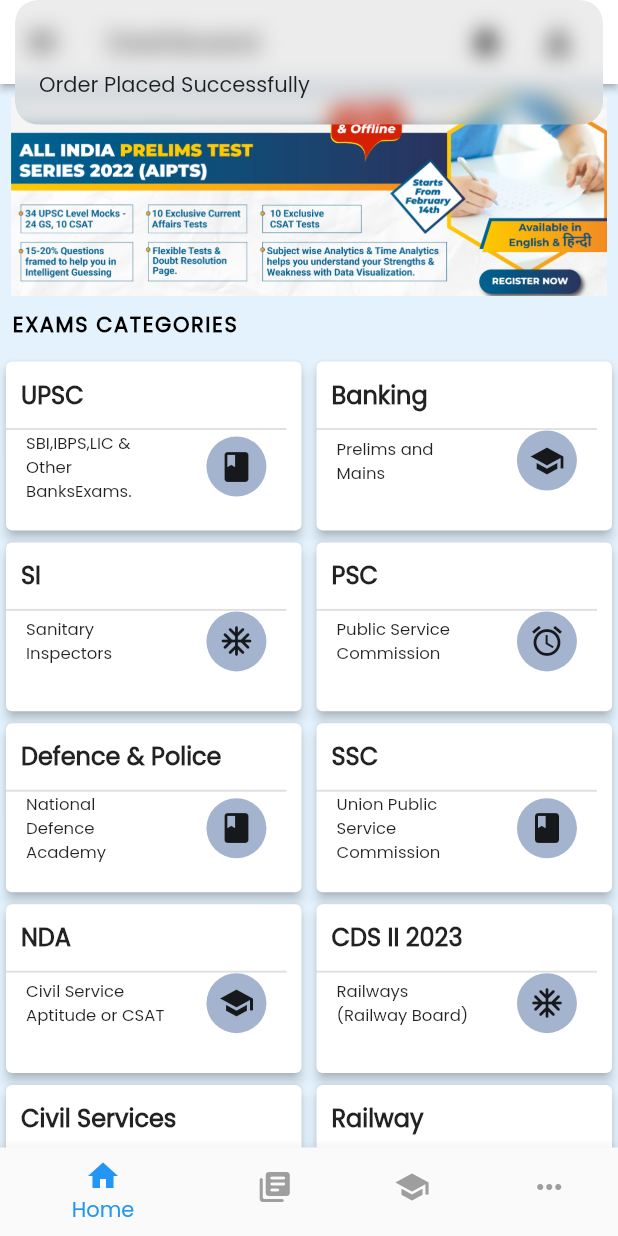
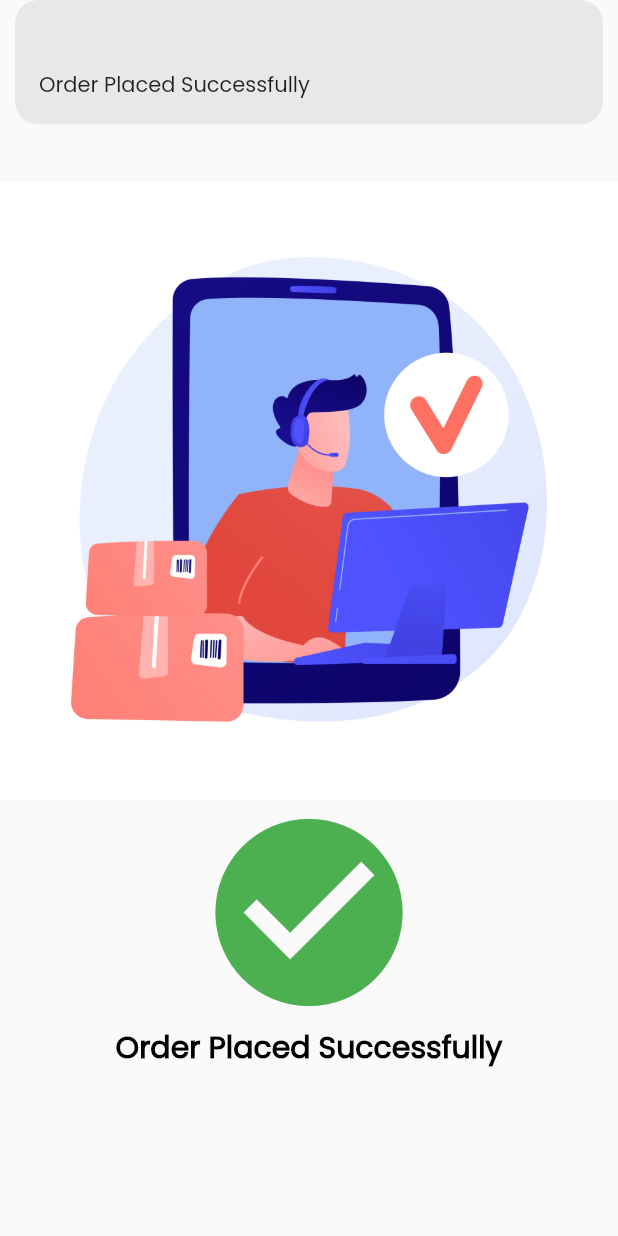
Before and after one commit to Nikhilsahu05/national-digital-notes, a Flutter app: the AddToCartView screen opened directly with empty values, after a tap on the "add" icon, after a tap on "Checkout (₹ 999)", on a phone screen of 412 x 824 dp. Run offline on Flutter 3.47's test engine with Material 2 defaults, Android fonts, the phone set to English and light mode, and no system bars; drawn by our look-alikes of carousel_slider; our stand-ins replace dots_indicator, get, introduction_screen; missing offline and left inert: esys_flutter_share_plus, syncfusion_flutter_pdfviewer.

Commit message:
NDN add to cart method added, order placed screen added , etc NDNC

```diff
--- a/lib/main.dart
+++ b/lib/main.dart
@@ -28,7 +28,7 @@ class MyApp extends StatelessWidget {
         // is not restarted.
         primarySwatch: Colors.blue,
       ),
-      home: SplashScreen(),
+      home: const SplashScreen(),
     );
   }
 }
--- a/lib/views/add_to_cart_views/add_to_cart_views.dart
+++ b/lib/views/add_to_cart_views/add_to_cart_views.dart
@@ -1,9 +1,10 @@
 import 'package:flutter/foundation.dart';
 import 'package:flutter/material.dart';
 import 'package:get/get.dart';
-import 'package:get/get_core/src/get_main.dart';
-import 'package:national_digital_notes/views/dashboard_screen/dashboard_view.dart';
+import 'package:national_digital_notes/controllers/address_controller.dart';
 import 'package:national_digital_notes/views/specific_book_details_screen/add_address_screen.dart';
+
+import '../order_placed_screen/order_placed_view.dart';
 
 class AddToCartView extends StatefulWidget {
   String bookName;
@@ -11,7 +12,10 @@ class AddToCartView extends StatefulWidget {
   String category;
 
   AddToCartView(
-      {required this.category, required this.bookName, required this.imageURL});
+      {super.key,
+      required this.category,
+      required this.bookName,
+      required this.imageURL});
 
   @override
   State<AddToCartView> createState() => _AddToCartViewState();
@@ -19,14 +23,18 @@ class AddToCartView extends StatefulWidget {
 
 class _AddToCartViewState extends State<AddToCartView> {
   int qn = 0;
+  AddressController addressController = Get.put(AddressController());
+  String? payment;
 
   @override
   Widget build(BuildContext context) {
     return Scaffold(
+      // backgroundColor: Colors.blue.shade50,
       appBar: AppBar(
-        title: Text("Order Details"),
+        title: const Text("Order Details"),
       ),
-      body: SingleChildScrollView(
+      body: Obx(
+        () => SingleChildScrollView(
           child: Padding(
             padding: const EdgeInsets.symmetric(horizontal: 8.0),
             child: Column(
@@ -144,12 +152,12 @@ class _AddToCartViewState extends State<AddToCartView> {
                                               }
                                             });
                                           },
-                                        icon: Icon(
+                                          icon: const Icon(
                                             Icons.remove,
                                             size: 20,
                                           )),
                                     ),
-                                  Text("${qn}"),
+                                    Text("$qn"),
                                     Container(
                                       decoration: BoxDecoration(
                                           color: Colors.grey.shade300,
@@ -160,14 +168,14 @@ class _AddToCartViewState extends State<AddToCartView> {
                                               qn++;
                                             });
                                           },
-                                        icon: Icon(
+                                          icon: const Icon(
                                             Icons.add,
                                             size: 20,
                                           )),
                                     ),
                                     IconButton(
                                         onPressed: () {},
-                                      icon: Icon(Icons.delete))
+                                        icon: const Icon(Icons.delete))
                                   ],
                                 )),
                           ],
@@ -197,21 +205,63 @@ class _AddToCartViewState extends State<AddToCartView> {
                       mainAxisAlignment: MainAxisAlignment.start,
                       crossAxisAlignment: CrossAxisAlignment.start,
                       children: [
+                        Row(
+                          mainAxisAlignment: MainAxisAlignment.spaceBetween,
+                          children: [
                             const Text(
                               "Delivery Location",
-                        style: TextStyle(color: Colors.black, fontSize: 16),
+                              style:
+                                  TextStyle(color: Colors.black, fontSize: 16),
                             ),
+                            if (addressController.addedAddressList.isNotEmpty)
+                              IconButton(
+                                  onPressed: () {
+                                    Get.to(AddAddressScreen());
+                                  },
+                                  icon: Icon(Icons.add))
+                          ],
+                        ),
+                        if (addressController.addedAddressList.isEmpty)
                           ListTile(
                             onTap: () {
                               Get.to(const AddAddressScreen());
                             },
                             leading: const Icon(Icons.gps_fixed),
-                        title: const Text("Immersive Infotech, Indore"),
-                        subtitle: const Text("Atulya IT park"),
+                            title: const Text("No Address added"),
+                            subtitle: const Text("Tap on the icon to add"),
+                            trailing: const Icon(
+                              Icons.add,
+                              size: 20,
+                            ),
+                          ),
+                        if (addressController.addedAddressList.isNotEmpty)
+                          Obx(
+                            () => ListView.builder(
+                                shrinkWrap: true,
+                                itemCount:
+                                    addressController.addedAddressList.length,
+                                itemBuilder: (context, index) {
+                                  return ListTile(
+                                    selected:
+                                        addressController.indexOfTile.value ==
+                                                index
+                                            ? true
+                                            : false,
+                                    onTap: () {
+                                      addressController.indexOfTile.value =
+                                          index;
+                                    },
+                                    leading: const Icon(Icons.gps_fixed),
+                                    title: Text(
+                                        "${addressController.addedAddressList[index]['name']}, ${addressController.addedAddressList[index]['fullAddress']}"),
+                                    subtitle: Text(
+                                        "${addressController.addedAddressList[index]['houseNumber']}, ${addressController.addedAddressList[index]['city']}, ${addressController.addedAddressList[index]['state']}"),
                                     trailing: const Icon(
                                       Icons.arrow_forward_ios_sharp,
                                       size: 16,
                                     ),
+                                  );
+                                }),
                           ),
                       ],
                     ),
@@ -236,14 +286,33 @@ class _AddToCartViewState extends State<AddToCartView> {
                           "Payment Method",
                           style: TextStyle(color: Colors.black, fontSize: 16),
                         ),
-                      ListTile(
-                        leading: Icon(Icons.credit_card),
-                        title: Text("VISA Classic"),
-                        subtitle: Text("******0981"),
-                        trailing: Icon(
-                          Icons.arrow_forward_ios_sharp,
-                          size: 16,
+                        Row(
+                          children: [
+                            Flexible(
+                              child: RadioListTile(
+                                title: Text("Online"),
+                                value: "Online",
+                                groupValue: payment,
+                                onChanged: (value) {
+                                  setState(() {
+                                    payment = value.toString();
+                                  });
+                                },
                               ),
+                            ),
+                            Flexible(
+                              child: RadioListTile(
+                                title: Text("Offline"),
+                                value: "Offline",
+                                groupValue: payment,
+                                onChanged: (value) {
+                                  setState(() {
+                                    payment = value.toString();
+                                  });
+                                },
+                              ),
+                            ),
+                          ],
                         ),
                       ],
                     ),
@@ -264,7 +333,7 @@ class _AddToCartViewState extends State<AddToCartView> {
                       mainAxisAlignment: MainAxisAlignment.start,
                       crossAxisAlignment: CrossAxisAlignment.start,
                       children: [
-                      Text(
+                        const Text(
                           "Order Info",
                           style: TextStyle(color: Colors.black, fontSize: 16),
                         ),
@@ -273,7 +342,7 @@ class _AddToCartViewState extends State<AddToCartView> {
                         ),
                         Row(
                           mainAxisAlignment: MainAxisAlignment.spaceBetween,
-                        children: [
+                          children: const [
                             Text('Subtotal'),
                             Text(
                               '₹ 700',
@@ -289,7 +358,7 @@ class _AddToCartViewState extends State<AddToCartView> {
                         ),
                         Row(
                           mainAxisAlignment: MainAxisAlignment.spaceBetween,
-                        children: [
+                          children: const [
                             Text('Shipping cost'),
                             Text(
                               '₹ 299',
@@ -305,7 +374,7 @@ class _AddToCartViewState extends State<AddToCartView> {
                         ),
                         Row(
                           mainAxisAlignment: MainAxisAlignment.spaceBetween,
-                        children: [
+                          children: const [
                             Text(
                               'Total',
                               style: TextStyle(fontWeight: FontWeight.bold),
@@ -326,16 +395,16 @@ class _AddToCartViewState extends State<AddToCartView> {
                 const SizedBox(
                   height: 15,
                 ),
-              Container(
+                SizedBox(
                     width: double.maxFinite,
                     height: 50,
                     child: ElevatedButton(
                         onPressed: () {
                           Get.snackbar(
                               widget.bookName, 'Order Placed Successfully');
-                        Get.offAll(const DashboardView());
+                          Get.offAll(OrderPlaced());
                         },
-                      child: Text("Checkout (₹ 999)"))),
+                        child: const Text("Checkout (₹ 999)"))),
                 const SizedBox(
                   height: 15,
                 ),
@@ -343,6 +412,7 @@ class _AddToCartViewState extends State<AddToCartView> {
             ),
           ),
         ),
+      ),
     );
   }
 }
--- a/lib/views/dashboard_screen/dashboard_view.dart
+++ b/lib/views/dashboard_screen/dashboard_view.dart
@@ -458,10 +458,10 @@ class _DashboardViewState extends State<DashboardView> {
                                         fontSize: 16,
                                         fontWeight: FontWeight.w600),
                                   )),
-                              SizedBox(
+                              const SizedBox(
                                 height: 10,
                               ),
-                              Divider(
+                              const Divider(
                                 height: 2,
                                 thickness: 1.3,
                               ),
--- a/lib/views/detailed_coaching_screen/detailed_coaching_view.dart
+++ b/lib/views/detailed_coaching_screen/detailed_coaching_view.dart
@@ -178,7 +178,7 @@ class _DetailedCoachingViewState extends State<DetailedCoachingView> {
                                         fontSize: 16,
                                         fontWeight: FontWeight.w600),
                                   )),
-                              Divider(
+                              const Divider(
                                 thickness: 1.3,
                               ),
                               Row(
--- /dev/null
+++ b/lib/views/order_placed_screen/order_placed_view.dart
@@ -0,0 +1,49 @@
+import 'package:flutter/material.dart';
+import 'package:get/get.dart';
+import 'package:national_digital_notes/views/dashboard_screen/dashboard_view.dart';
+
+class OrderPlaced extends StatefulWidget {
+  const OrderPlaced({Key? key}) : super(key: key);
+
+  @override
+  State<OrderPlaced> createState() => _OrderPlacedState();
+}
+
+class _OrderPlacedState extends State<OrderPlaced> {
+  var progressValue;
+
+  @override
+  Widget build(BuildContext context) {
+    Future.delayed(const Duration(seconds: 3))
+        .then((value) => Get.offAll(DashboardView()));
+
+    return Scaffold(
+      body: Column(
+        mainAxisAlignment: MainAxisAlignment.center,
+        crossAxisAlignment: CrossAxisAlignment.center,
+        children: [
+          SizedBox(
+            height: 10,
+          ),
+          Center(
+            child: Container(
+                child: Image.asset(
+              'assets/20943863.jpg',
+              scale: 0.1,
+            )),
+          ),
+          Icon(
+            Icons.check_circle,
+            color: Colors.green,
+            size: 150,
+          ),
+          const Text(
+            "Order Placed Successfully",
+            style: TextStyle(
+                color: Colors.black, fontWeight: FontWeight.bold, fontSize: 20),
+          )
+        ],
+      ),
+    );
+  }
+}
--- a/lib/views/specific_book_details_screen/specific_books_views.dart
+++ b/lib/views/specific_book_details_screen/specific_books_views.dart
@@ -32,6 +32,7 @@ class _SpecificBooksViewsState extends State<SpecificBooksViews> {
     }
 
     return Scaffold(
+      backgroundColor: Colors.blue.shade50,
       appBar: AppBar(
         title: Text(widget.bookName),
         actions: [
--- a/pubspec.yaml
+++ b/pubspec.yaml
@@ -44,7 +44,8 @@ dependencies:
   flutter_animated_button: ^2.0.1
   advance_pdf_viewer: ^2.0.1
   syncfusion_flutter_pdfviewer: ^20.3.47
-
+  animated_text_kit: ^4.2.2
+  syncfusion_flutter_gauges: any
 
 
   get: ^4.6.5
@@ -76,6 +77,7 @@ flutter:
   assets:
     - assets/social_logo/
     - assets/sample_book.pdf
+    - assets/Checkmark.gif
     - assets/onboarding-images/
     - assets/home_screen_images/
     - assets/coaching_logos/
@@ -83,6 +85,8 @@ flutter:
     - assets/subjects_logo/
     - assets/books_covers/
     - assets/upsc-exam-timetable-1.jpg
+    - assets/20943863.jpg
+    - assets/png-clipart-check-mark-computer-icons-icon-design-cheque-successful-angle-logo.png
 
     - assets/books_covers/hindi/
 
```
Also changed, not shown: lib/controllers/address_controller.dart (added, +28 -0 lines), lib/views/specific_book_details_screen/add_address_screen.dart (+28 -4 lines), lib/views/subject_books/subject_wise_view.dart (+6 -3 lines), assets/20943863.jpg (added), assets/Checkmark.gif (added), assets/png-clipart-check-mark-computer-icons-icon-design-cheque-successful-angle-logo.png (added), pubspec.lock. Lines whose indentation alone changed are shown as unchanged.
